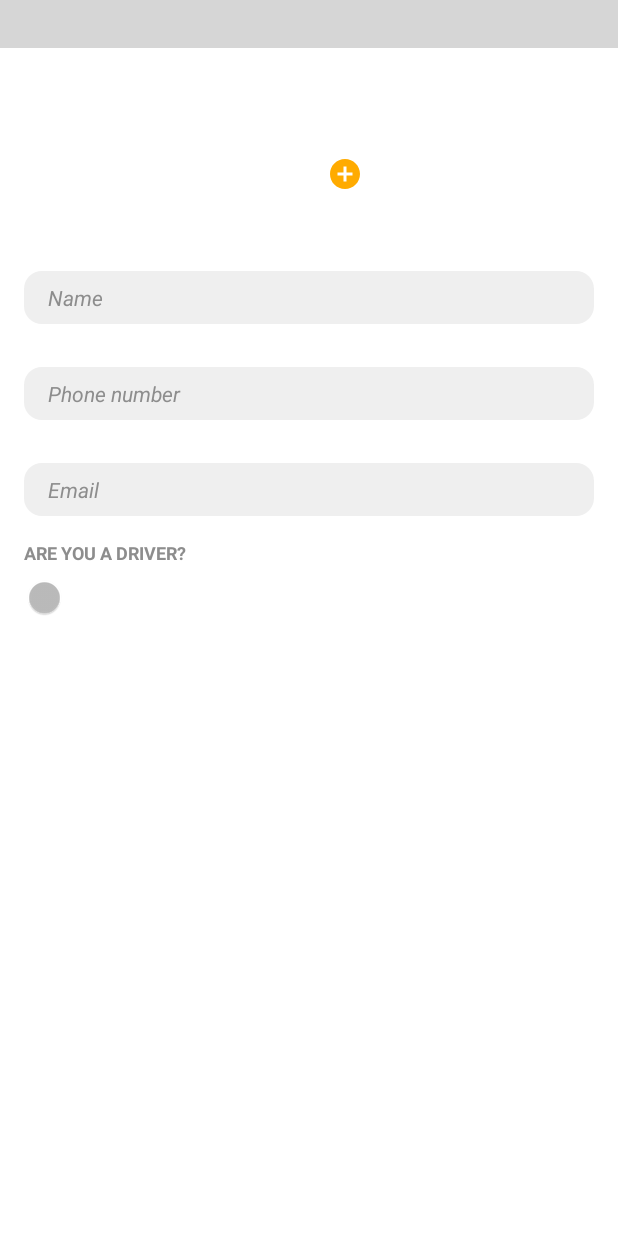
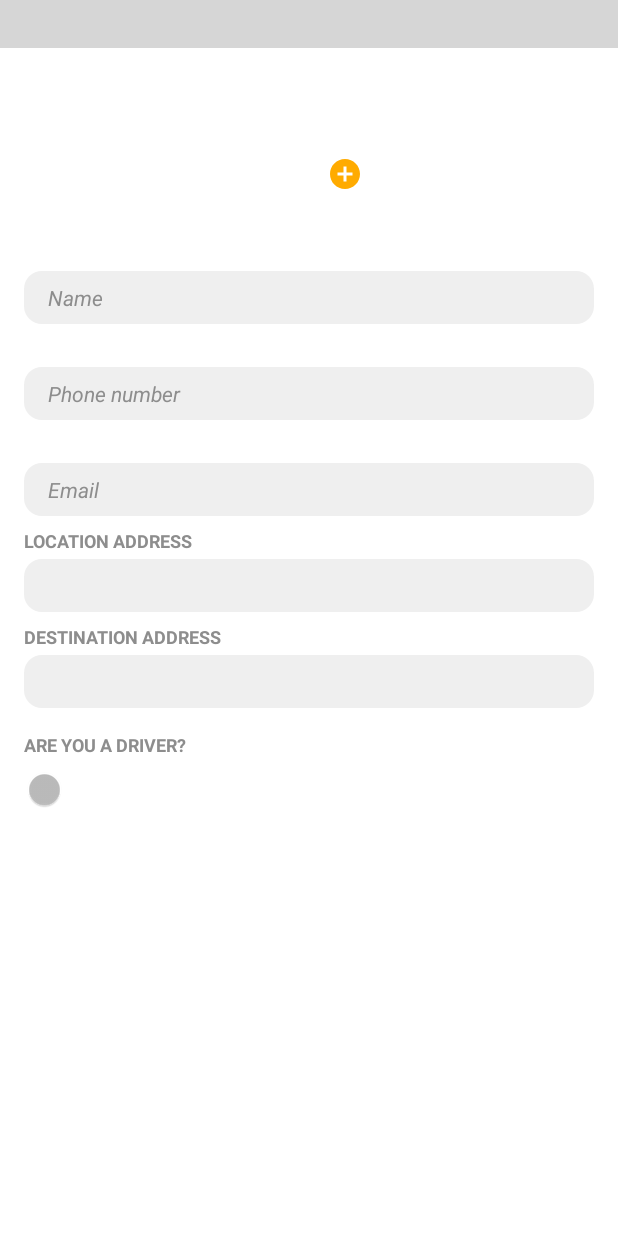
Before and after one commit to fc9734ygn/Macavity, an Android app: the layout fragment_create_profile.xml on its own in the app's theme, with its tools: preview values and no code run, on a phone screen of 412 x 824 dp. Run offline under Robolectric (Android 15) with nearby library versions, the phone set to English and light mode, and no system bars; plain views replace Toolbar_; grey boxes are pictures that could not be loaded.

Commit message:
added location and destination fields to CreateProfileActivity

```diff
--- a/app/src/main/java/com/example/macavity/ui/editProfile/EditProfileFragment.kt
+++ b/app/src/main/java/com/example/macavity/ui/editProfile/EditProfileFragment.kt
@@ -33,6 +33,7 @@ open class EditProfileFragment : HomeFragment() {
         vm = ViewModelProviders.of(this).get(EditProfileViewModel::class.java)
         initToolbar()
         toggleBottomNav(false)
+
         //TODO: use real data
         val avatar = "https://i.ytimg.com/vi/OIZqAOBJNOw/hqdefault.jpg"
         user = User(
--- a/app/src/main/res/layout/fragment_create_profile.xml
+++ b/app/src/main/res/layout/fragment_create_profile.xml
@@ -114,6 +114,45 @@
                 app:layout_constraintStart_toStartOf="@+id/guideline"
                 app:layout_constraintTop_toBottomOf="@+id/email_title"
                 tools:visibility="visible" />
+            <TextView
+                android:id="@+id/location_title"
+                style="@style/edit_text_title"
+                android:layout_marginTop="8dp"
+                android:text="location address"
+                android:visibility="visible"
+                app:layout_constraintEnd_toEndOf="@+id/location"
+                app:layout_constraintHorizontal_bias="0.0"
+                app:layout_constraintStart_toStartOf="@+id/location"
+                app:layout_constraintTop_toBottomOf="@+id/email" />
+
+            <TextView
+                android:id="@+id/location"
+                style="@style/edit_text"
+                android:layout_marginTop="4dp"
+                app:layout_constraintEnd_toStartOf="@+id/guideline2"
+                app:layout_constraintStart_toStartOf="@+id/guideline"
+                app:layout_constraintTop_toBottomOf="@+id/location_title"
+                tools:visibility="visible" />
+
+            <TextView
+                android:id="@+id/destination_title"
+                style="@style/edit_text_title"
+                android:layout_marginTop="8dp"
+                android:text="Destination address"
+                android:visibility="visible"
+                app:layout_constraintEnd_toEndOf="@+id/destination"
+                app:layout_constraintHorizontal_bias="0.0"
+                app:layout_constraintStart_toStartOf="@+id/destination"
+                app:layout_constraintTop_toBottomOf="@+id/location" />
+
+            <TextView
+                android:id="@+id/destination"
+                style="@style/edit_text"
+                android:layout_marginTop="4dp"
+                app:layout_constraintEnd_toStartOf="@+id/guideline2"
+                app:layout_constraintStart_toStartOf="@+id/guideline"
+                app:layout_constraintTop_toBottomOf="@+id/destination_title"
+                tools:visibility="visible" />
 
             <TextView
                 android:id="@+id/driver_switch_title"
@@ -123,7 +162,7 @@
                 android:visibility="visible"
                 app:layout_constraintEnd_toStartOf="@+id/guideline2"
                 app:layout_constraintStart_toStartOf="@+id/driver_switch"
-                app:layout_constraintTop_toBottomOf="@+id/email" />
+                app:layout_constraintTop_toBottomOf="@+id/destination" />
 
             <Switch
                 android:id="@+id/driver_switch"
```
Also changed, not shown: app/src/main/java/com/example/macavity/ui/createProfile/CreateProfileFragment.kt (+46 -2 lines).
